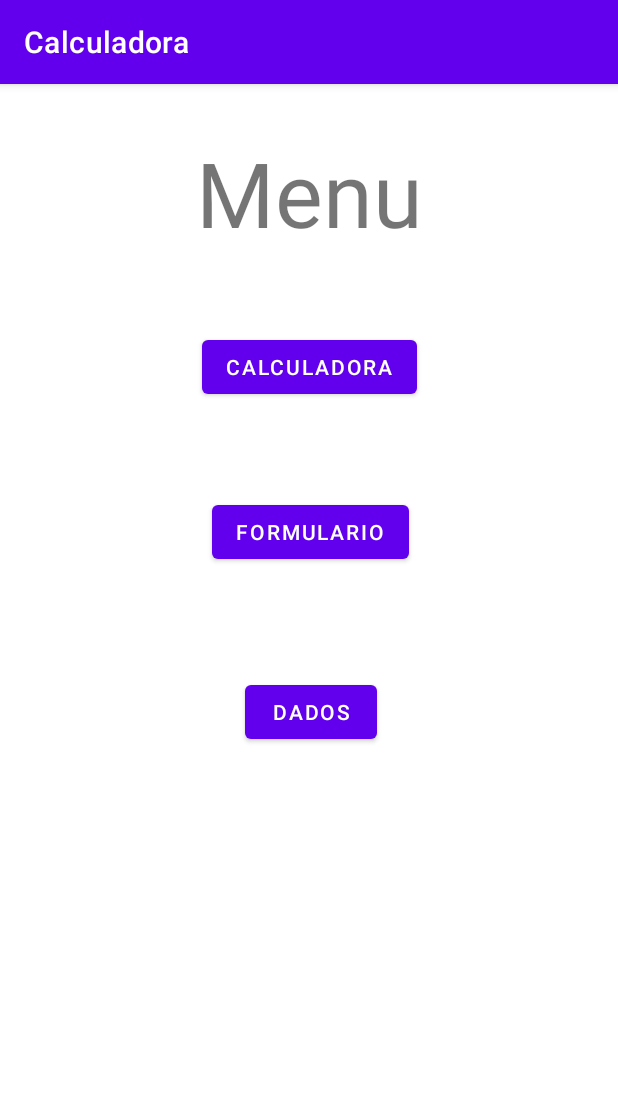
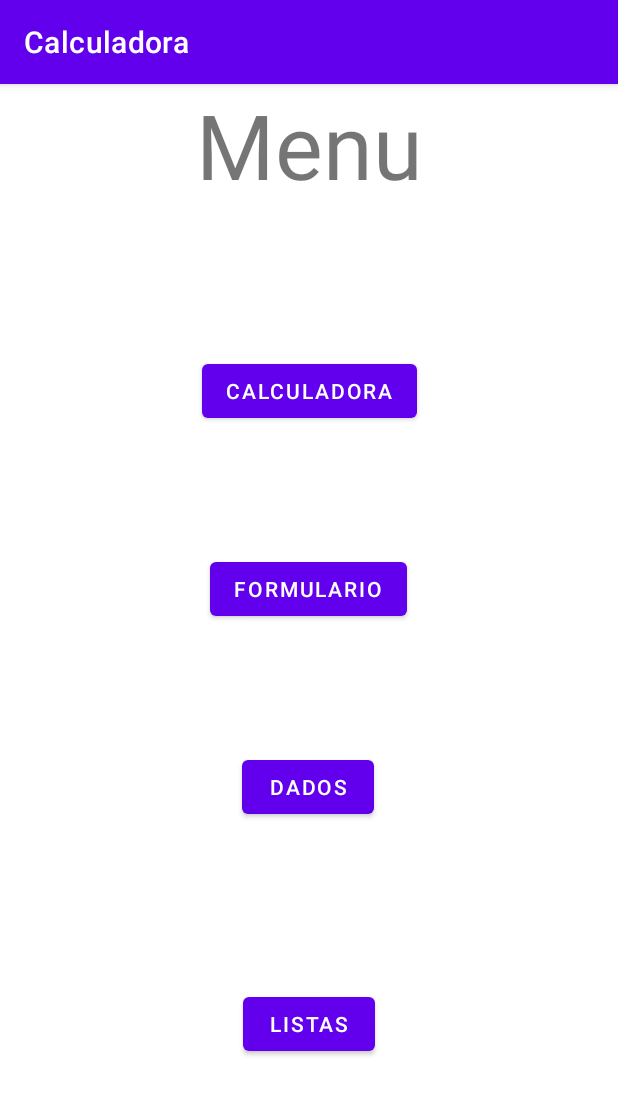
Before and after one commit to Sergio10G/DAM_2, an Android app: the screen it shows after launch (MainActivity), on a phone screen of 412 x 824 dp. Shown: the top 1095 px of the screen. Run offline under Robolectric (Android 15) with nearby library versions, the phone set to English and light mode, and no system bars; Roboto replaces fonts that are not available here.

Commit message:
19/11/2021

```diff
--- a/Programación de Dispositivos Móviles y Multimedia/Proyectos/Calculadora/app/src/main/AndroidManifest.xml
+++ b/Programación de Dispositivos Móviles y Multimedia/Proyectos/Calculadora/app/src/main/AndroidManifest.xml
@@ -9,6 +9,9 @@
         android:roundIcon="@mipmap/ic_launcher_round"
         android:supportsRtl="true"
         android:theme="@style/Theme.Calculadora">
+        <activity
+            android:name=".Listas"
+            android:exported="false" />
         <activity
             android:name=".TextoDados"
             android:exported="true" />
--- a/Programación de Dispositivos Móviles y Multimedia/Proyectos/Calculadora/app/src/main/java/com/example/calculadora/MainActivity.java
+++ b/Programación de Dispositivos Móviles y Multimedia/Proyectos/Calculadora/app/src/main/java/com/example/calculadora/MainActivity.java
@@ -7,7 +7,7 @@ import android.os.Bundle;
 import android.widget.Button;
 
 public class MainActivity extends AppCompatActivity {
-    Button  btn_calc, btn_form, btn_dados;
+    Button  btn_calc, btn_form, btn_dados, btn_listas;
     @Override
     protected void onCreate(Bundle savedInstanceState) {
         super.onCreate(savedInstanceState);
@@ -17,6 +17,7 @@ public class MainActivity extends AppCompatActivity {
         btn_calc = findViewById(R.id.btn_calc);
         btn_form = findViewById(R.id.btn_form);
         btn_dados = findViewById(R.id.btn_dados);
+        btn_listas = findViewById(R.id.btn_listas);
 
         //  Event handlers
         btn_calc.setOnClickListener(view -> {
@@ -31,5 +32,9 @@ public class MainActivity extends AppCompatActivity {
             Intent dados = new Intent(this, Dados.class);
             startActivity(dados);
         });
+        btn_listas.setOnClickListener(view -> {
+            Intent listas = new Intent(this, Listas.class);
+            startActivity(listas);
+        });
     }
 }
--- a/Programación de Dispositivos Móviles y Multimedia/Proyectos/Calculadora/app/src/main/res/layout/activity_main.xml
+++ b/Programación de Dispositivos Móviles y Multimedia/Proyectos/Calculadora/app/src/main/res/layout/activity_main.xml
@@ -10,7 +10,6 @@
         android:id="@+id/textView3"
         android:layout_width="wrap_content"
         android:layout_height="wrap_content"
-        android:layout_marginTop="32dp"
         android:text="Menu"
         android:textSize="60sp"
         app:layout_constraintEnd_toEndOf="parent"
@@ -21,30 +20,42 @@
         android:id="@+id/btn_form"
         android:layout_width="wrap_content"
         android:layout_height="wrap_content"
-        android:layout_marginTop="62dp"
+        android:layout_marginTop="84dp"
         android:text="Formulario"
-        app:layout_constraintEnd_toEndOf="@+id/btn_calc"
-        app:layout_constraintHorizontal_bias="0.538"
-        app:layout_constraintStart_toStartOf="@+id/btn_calc"
+        app:layout_constraintEnd_toEndOf="parent"
+        app:layout_constraintHorizontal_bias="0.498"
+        app:layout_constraintStart_toStartOf="parent"
         app:layout_constraintTop_toBottomOf="@+id/btn_calc" />
 
     <Button
         android:id="@+id/btn_dados"
         android:layout_width="wrap_content"
         android:layout_height="wrap_content"
-        android:layout_marginTop="72dp"
+        android:layout_marginTop="84dp"
         android:text="Dados"
-        app:layout_constraintEnd_toEndOf="@+id/btn_form"
-        app:layout_constraintStart_toStartOf="@+id/btn_form"
+        app:layout_constraintEnd_toEndOf="parent"
+        app:layout_constraintHorizontal_bias="0.498"
+        app:layout_constraintStart_toStartOf="parent"
         app:layout_constraintTop_toBottomOf="@+id/btn_form" />
 
     <Button
         android:id="@+id/btn_calc"
         android:layout_width="wrap_content"
         android:layout_height="wrap_content"
-        android:layout_marginTop="52dp"
+        android:layout_marginTop="100dp"
         android:text="Calculadora"
-        app:layout_constraintEnd_toEndOf="@+id/textView3"
-        app:layout_constraintStart_toStartOf="@+id/textView3"
+        app:layout_constraintEnd_toEndOf="parent"
+        app:layout_constraintStart_toStartOf="parent"
         app:layout_constraintTop_toBottomOf="@+id/textView3" />
+
+    <Button
+        android:id="@+id/btn_listas"
+        android:layout_width="wrap_content"
+        android:layout_height="wrap_content"
+        android:text="Listas"
+        app:layout_constraintBottom_toBottomOf="parent"
+        app:layout_constraintEnd_toEndOf="parent"
+        app:layout_constraintStart_toStartOf="parent"
+        app:layout_constraintTop_toBottomOf="@+id/btn_dados"
+        app:layout_constraintVertical_bias="0.484" />
 </androidx.constraintlayout.widget.ConstraintLayout>
--- a/Programación de Dispositivos Móviles y Multimedia/Proyectos/Calculadora/app/src/main/res/values/strings.xml
+++ b/Programación de Dispositivos Móviles y Multimedia/Proyectos/Calculadora/app/src/main/res/values/strings.xml
@@ -1,3 +1,5 @@
 <resources>
     <string name="app_name">Calculadora</string>
+    <!-- TODO: Remove or change this placeholder text -->
+    <string name="hello_blank_fragment">Hello blank fragment</string>
 </resources>
```
Also changed, not shown: Programación de Dispositivos Móviles y Multimedia/Proyectos/Calculadora/app/build.gradle (+6 -5 lines), Programación de Dispositivos Móviles y Multimedia/Proyectos/Calculadora/app/src/main/java/com/example/calculadora/Fragmento1.java (added, +64 -0 lines), Programación de Dispositivos Móviles y Multimedia/Proyectos/Calculadora/app/src/main/java/com/example/calculadora/Fragmento2.java (added, +64 -0 lines), Programación de Dispositivos Móviles y Multimedia/Proyectos/Calculadora/app/src/main/java/com/example/calculadora/Listas.java (added, +72 -0 lines), Programación de Dispositivos Móviles y Multimedia/Proyectos/Calculadora/app/src/main/res/anim/fade_in.xml (added, +8 -0 lines), Programación de Dispositivos Móviles y Multimedia/Proyectos/Calculadora/app/src/main/res/anim/fade_out.xml (added, +8 -0 lines), Programación de Dispositivos Móviles y Multimedia/Proyectos/Calculadora/app/src/main/res/anim/slide_in.xml (added, +8 -0 lines), Programación de Dispositivos Móviles y Multimedia/Proyectos/Calculadora/app/src/main/res/anim/slide_out.xml (added, +8 -0 lines), Programación de Dispositivos Móviles y Multimedia/Proyectos/Calculadora/app/src/main/res/layout/activity_listas.xml (added, +48 -0 lines), Programación de Dispositivos Móviles y Multimedia/Proyectos/Calculadora/app/src/main/res/layout/fragment_fragmento1.xml (added, +14 -0 lines), Programación de Dispositivos Móviles y Multimedia/Proyectos/Calculadora/app/src/main/res/layout/fragment_fragmento2.xml (added, +15 -0 lines), 5 other files.
